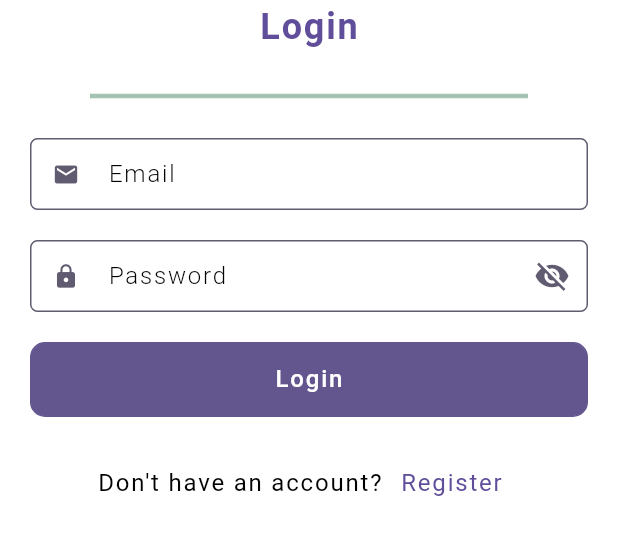
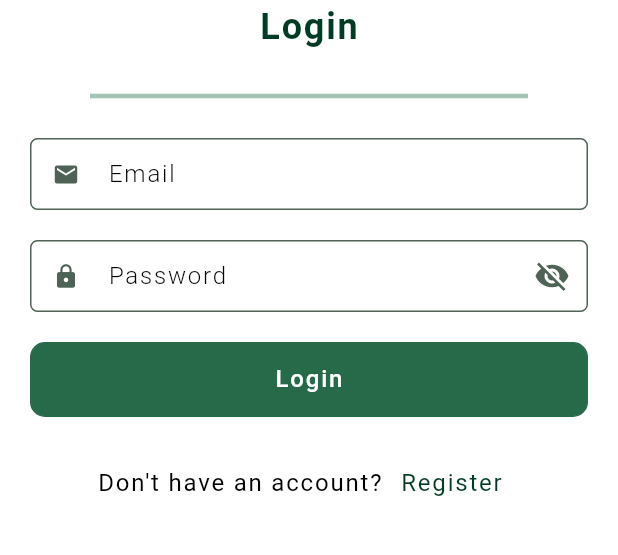
Before and after one commit to School-Projects-Works/crop_clasifier, a Flutter app: the screen it shows after launch, on a phone screen of 412 x 824 dp, the part 411-966 px from its top. Run offline on Flutter 3.47's test engine with Material 3 defaults, Android fonts, the light colour scheme and no system bars; our stand-ins replace cached_network_image, carousel_slider, cloud_firestore, firebase_auth, firebase_core, firebase_storage and 8 more; accounts and stored records are empty.

Commit message:
color update

```diff
--- a/lib/utils/app_colors.dart
+++ b/lib/utils/app_colors.dart
@@ -1,4 +1,4 @@
 import 'package:flutter/material.dart';
 
-const primaryColor = Color(0xFF0564394);
+const primaryColor = Color(0xFF013B23);
 const secondaryColor = Color(0xFFA4C3B2);
```
